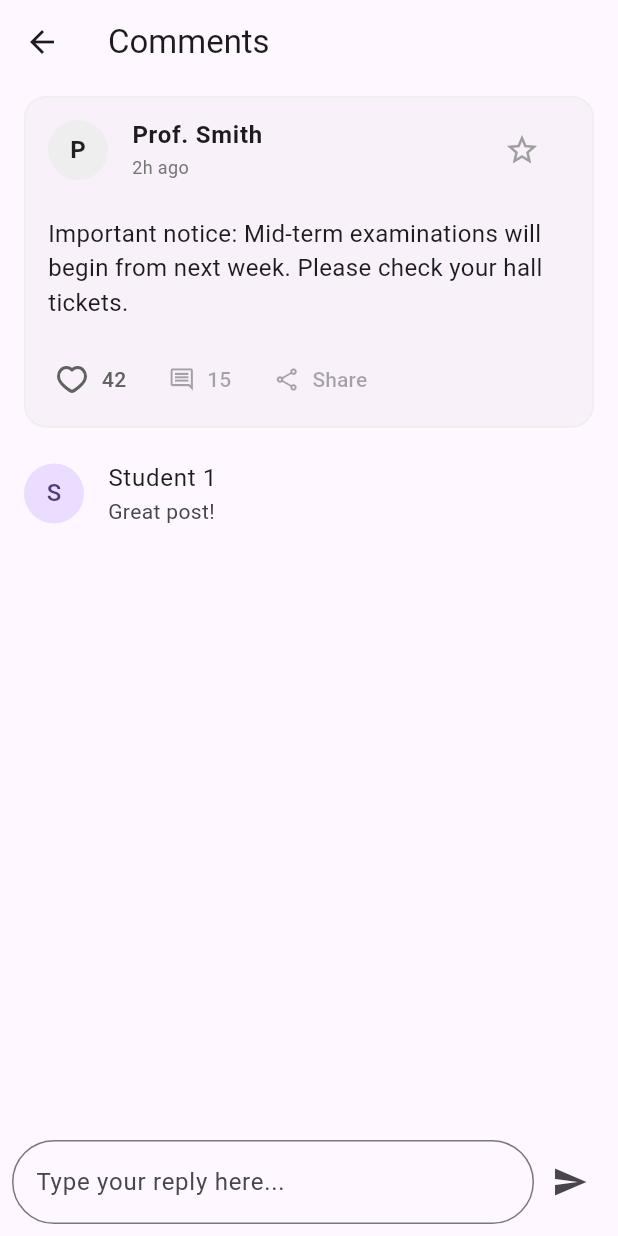
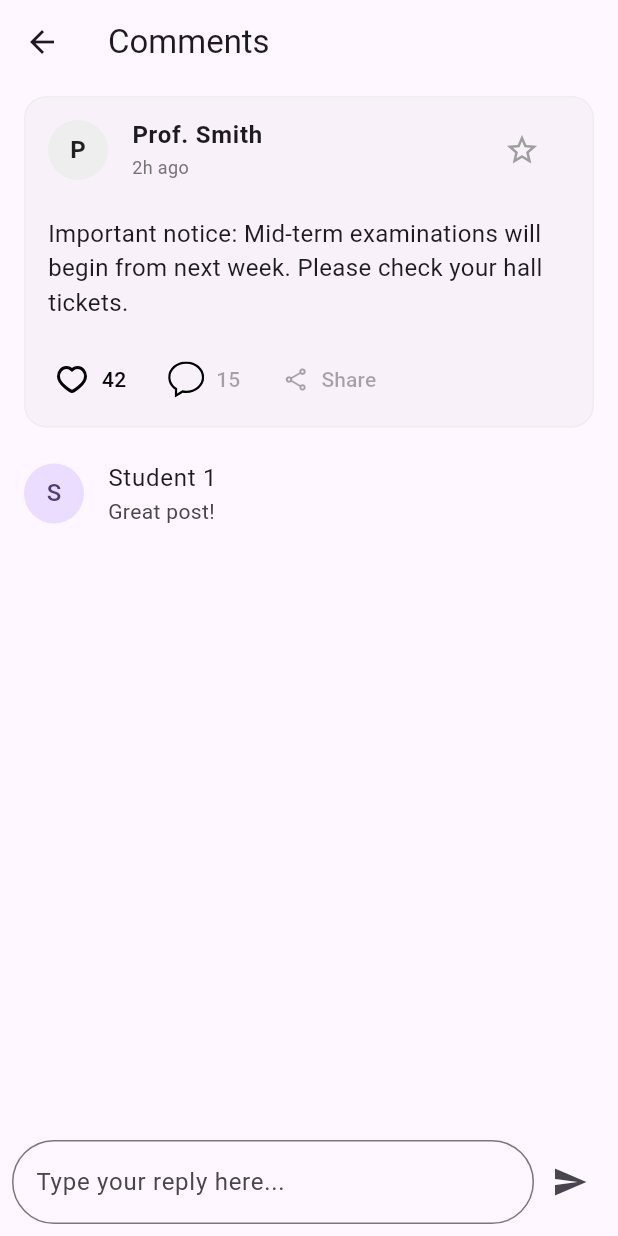
Before and after one commit to VIVIDRON/ace_broadcast, a Flutter app: the HomeScreen screen opened directly, after a tap on an icon or button, on a phone screen of 412 x 824 dp. Run offline on Flutter 3.47's test engine with Material 3 defaults, Android fonts, the light colour scheme and no system bars; our stand-ins replace flutter_svg; network calls fail.

Commit message:
Update comment icons

```diff
--- a/lib/widgets/post_widget.dart
+++ b/lib/widgets/post_widget.dart
@@ -133,26 +133,30 @@
                     height: 24,
                     width: 24,
                     colorFilter: ColorFilter.mode(
-                      isLiked ? Colors.red : Colors.grey[700]!,
+                      isLiked ? Colors.red : Colors.black,
                       BlendMode.srcIn,
                     ),
                   ),
                   label: Text(
                     '$likesCount',
                     style: TextStyle(
-                      color: isLiked ? Colors.red : Colors.grey[700],
+                      color: isLiked ? Colors.red : Colors.black,
                     ),
                   ),
                   style: TextButton.styleFrom(
-                    foregroundColor: isLiked ? Colors.red : Colors.grey[700],
+                    foregroundColor: isLiked ? Colors.red : Colors.black,
                   ),
                 ),
                 TextButton.icon(
                   onPressed: onComment,
-                  icon: const Icon(Icons.comment_outlined),
+                  icon: SvgPicture.asset(
+                    'assets/icons/comment.svg',
+                    height: 24,
+                    width: 24,
+                  ),
                   label: Text('$commentsCount'),
                   style: TextButton.styleFrom(
-                    foregroundColor: Colors.grey[700],
+                    foregroundColor: Colors.black,
                   ),
                 ),
                 TextButton.icon(
@@ -160,7 +164,7 @@
                   icon: const Icon(Icons.share_outlined),
                   label: const Text('Share'),
                   style: TextButton.styleFrom(
-                    foregroundColor: Colors.grey[700],
+                    foregroundColor: Colors.black,
                   ),
                 ),
               ],
```
Also changed, not shown: assets/icons/comment.svg (added).
